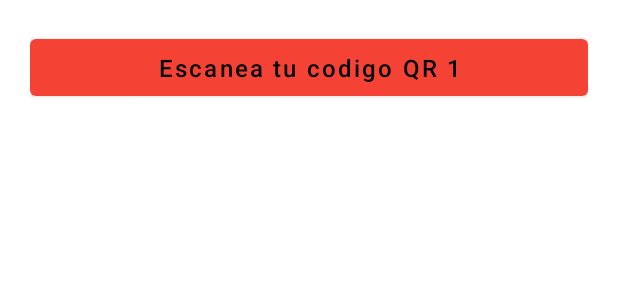
After one commit to EmilianoGMX/ProyectoFinal, an Android app: the layout activity_codigo_qr.xml on its own in the app's theme, with its tools: preview values and no code run, on a phone screen of 412 x 824 dp. The commit adds this screen. Shown: the top 300 px of the screen. Run offline under Robolectric (Android 15) with nearby library versions, the phone set to English and light mode, and no system bars.

Commit message:
Lectura QR y Mapas

```diff
--- a/app/build.gradle
+++ b/app/build.gradle
@@ -44,4 +44,8 @@ dependencies {
     androidTestImplementation 'androidx.test.espresso:espresso-core:3.4.0'
 
     implementation "androidx.recyclerview:recyclerview:1.2.1"
+
+    //Implementaciones QR
+    implementation('com.journeyapps:zxing-android-embedded:4.3.0') { transitive = false }
+    implementation 'com.google.zxing:core:3.3.0'
 }
--- a/app/src/main/AndroidManifest.xml
+++ b/app/src/main/AndroidManifest.xml
@@ -9,6 +9,9 @@
         android:roundIcon="@mipmap/ic_launcher_round"
         android:supportsRtl="true"
         android:theme="@style/MyTheme.DayNight">
+        <activity
+            android:name=".CodigoQR"
+            android:exported="false" />
         <activity
             android:name=".DrawerActivity"
             android:exported="false"
--- /dev/null
+++ b/app/src/main/res/layout/activity_codigo_qr.xml
@@ -0,0 +1,31 @@
+<?xml version="1.0" encoding="utf-8"?>
+<LinearLayout xmlns:android="http://schemas.android.com/apk/res/android"
+    xmlns:app="http://schemas.android.com/apk/res-auto"
+    xmlns:tools="http://schemas.android.com/tools"
+    android:layout_width="match_parent"
+    android:layout_height="match_parent"
+    tools:context=".CodigoQR">
+
+    <LinearLayout
+        android:layout_width="match_parent"
+        android:layout_height="match_parent"
+        android:layout_margin="20dp"
+        android:orientation="vertical">
+
+
+        <Button
+            android:id="@+id/btnEscanear"
+            android:layout_width="fill_parent"
+            android:layout_height="50dp"
+            android:text="@string/boton_qr"
+            android:textAllCaps="false"
+            android:textSize="16sp" />
+
+        <TextView
+            android:id="@+id/txtResultado"
+            android:layout_width="match_parent"
+            android:layout_height="wrap_content" />
+
+    </LinearLayout>
+
+</LinearLayout>
--- a/app/src/main/res/values/strings.xml
+++ b/app/src/main/res/values/strings.xml
@@ -24,4 +24,6 @@
     <string name="menu_home">Inicio</string>
     <string name="menu_prom">Promocion scan</string>
     <string name="menu_slideshow">Slideshow</string>
+
+    <string name="boton_qr">Escanea tu codigo QR 1</string>
 </resources>
```
Also changed, not shown: app/src/main/java/com/example/proyectofinal/CodigoQR.java (added, +54 -0 lines).
